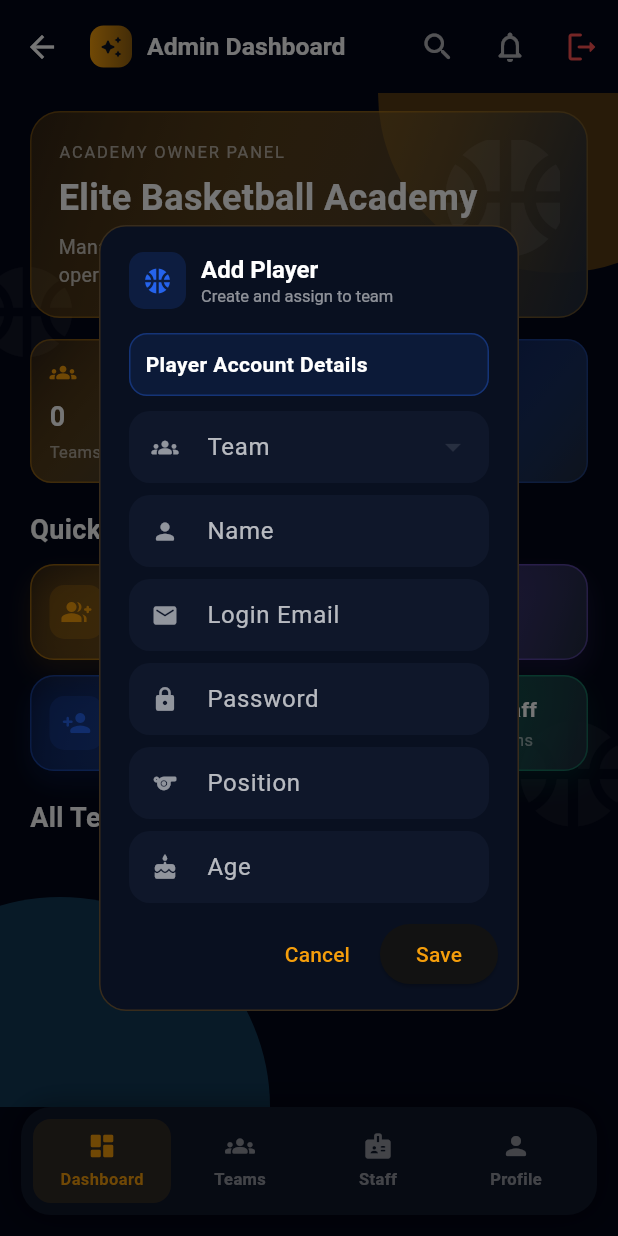
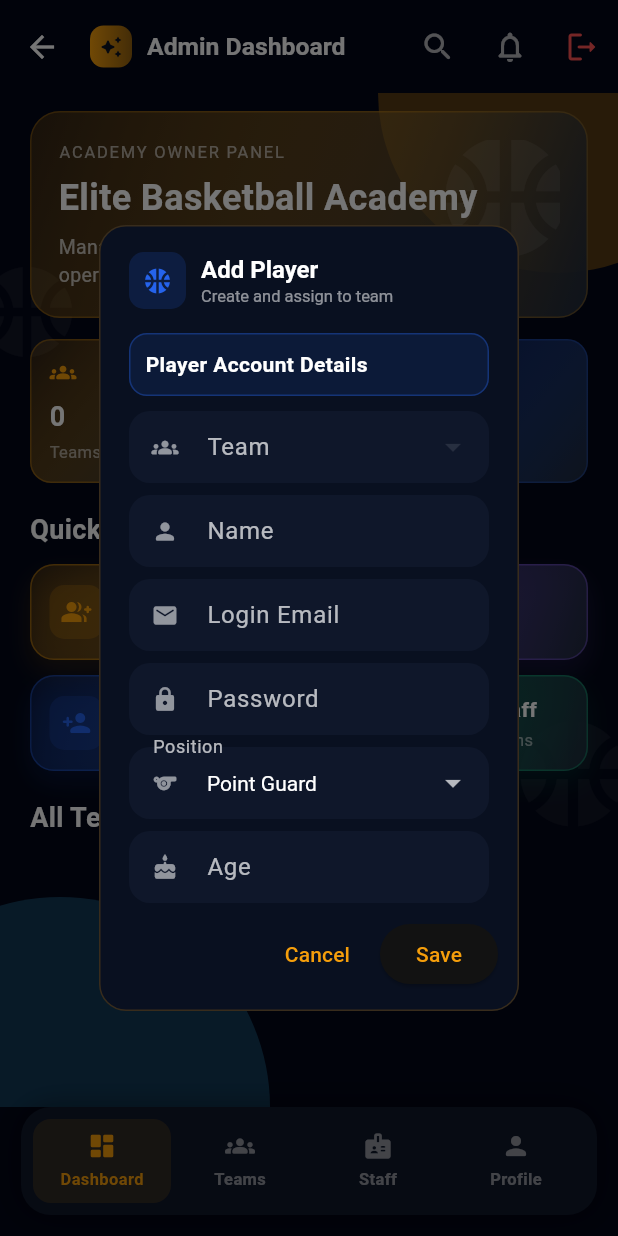
Before and after one commit to devsynxoffical/ballchart, a Flutter app: the AcademyDashboardScreen screen opened by its route, after a tap on "Add Player", on a phone screen of 412 x 824 dp. Run offline on Flutter 3.47's test engine with Material 3 defaults, Android fonts, the phone set to English and light mode, and no system bars; our stand-ins replace flutter_secure_storage, image_picker; accounts and stored records are empty; network calls fail.

Commit message:
Enforce player action visibility by assigned permissions.
This gates create/edit/delete player controls for coach-family profiles using backend permissions, adds player email to dashboard payload for management forms, and aligns player position selection UX with controlled options.

Made-with: Cursor

```diff
--- a/lib/core/models/user_model.dart
+++ b/lib/core/models/user_model.dart
@@ -10,6 +10,7 @@ class UserModel {
   final String? academyId;
   final String? parentId; // createdBy
   final String? managedBy;
+  final Map<String, dynamic>? permissions;
 
   // Coach specific
   final String? experienceLevel;
@@ -33,6 +34,7 @@ class UserModel {
     this.academyId,
     this.parentId,
     this.managedBy,
+    this.permissions,
     this.stats = const {'matchesPlayed': 0, 'wins': 0, 'points': 0},
     this.rank = 0,
     this.profileCompleted = false,
@@ -58,6 +60,7 @@ class UserModel {
       academyId: json['academy'] is String ? json['academy'] : json['academy']?['_id'], // Handle population
       parentId: json['createdBy'],
       managedBy: json['managedBy'],
+      permissions: json['permissions'] is Map ? Map<String, dynamic>.from(json['permissions']) : null,
       stats: json['stats'] ?? {'matchesPlayed': 0, 'wins': 0, 'points': 0},
       rank: json['rank'] ?? 0,
       profileCompleted: json['profileCompleted'] ?? false,
@@ -91,6 +94,7 @@ class UserModel {
       'teamName': teamName,
       'academyName': teamName,
       'assignedTeams': assignedTeams,
+      'permissions': permissions,
       'position': position,
       'ageRange': ageRange,
       'goals': goals,
--- a/lib/features/management/view/academy_dashboard_screen.dart
+++ b/lib/features/management/view/academy_dashboard_screen.dart
@@ -2056,9 +2056,16 @@ class _AcademyDashboardScreenState extends State<AcademyDashboardScreen> {
     final nameController = TextEditingController();
     final emailController = TextEditingController();
     final passwordController = TextEditingController();
-    final positionController = TextEditingController();
     final ageController = TextEditingController();
     String? selectedTeamId = initialTeamId;
+    String selectedPosition = 'Point Guard';
+    const positionOptions = <String>[
+      'Point Guard',
+      'Shooting Guard',
+      'Small Forward',
+      'Power Forward',
+      'Center',
+    ];
     showDialog(
       context: context,
       builder: (_) {
@@ -2122,9 +2129,18 @@ class _AcademyDashboardScreenState extends State<AcademyDashboardScreen> {
                       decoration: _dialogInputDecoration('Password', prefixIcon: Icons.lock_rounded),
                     ),
                     const SizedBox(height: 8),
-                    TextField(
-                      controller: positionController,
+                    DropdownButtonFormField<String>(
+                      value: selectedPosition,
+                      dropdownColor: const Color(0xFF111827),
                       style: const TextStyle(color: Colors.white),
+                      items: positionOptions
+                          .map((p) => DropdownMenuItem(value: p, child: Text(p)))
+                          .toList(),
+                      onChanged: (val) {
+                        if (val != null) {
+                          setState(() => selectedPosition = val);
+                        }
+                      },
                       decoration: _dialogInputDecoration('Position', prefixIcon: Icons.sports_rounded),
                     ),
                     const SizedBox(height: 8),
@@ -2153,9 +2169,7 @@ class _AcademyDashboardScreenState extends State<AcademyDashboardScreen> {
                         Player(
                           id: provider.nextId('p'),
                           name: nameController.text.trim(),
-                          position: positionController.text.trim().isEmpty
-                              ? 'Guard'
-                              : positionController.text.trim(),
+                          position: selectedPosition,
                           age: age,
                         ),
                         email: emailController.text.trim(),
--- a/lib/features/profile/view/profile_screen.dart
+++ b/lib/features/profile/view/profile_screen.dart
@@ -41,6 +41,9 @@ class ProfileScreen extends StatelessWidget {
 
               final user = viewModel.user!;
               final isCoach = _isCoachRole(user.role);
+              final canCreatePlayer = user.role == 'admin' ||
+                  user.role == 'head_coach' ||
+                  (user.permissions?['createPlayer'] == true);
 
               return Column(
                 children: [
@@ -59,6 +62,7 @@ class ProfileScreen extends StatelessWidget {
                   if (isCoach) ...[
                     MyTeamsSection(teams: user.assignedTeams),
                     const SizedBox(height: 24),
+                    if (canCreatePlayer)
                       Padding(
                         padding: const EdgeInsets.only(bottom: 24.0),
                         child: ElevatedButton.icon(
```
Also changed, not shown: lib/features/coach/team_details/view/team_detail_screen.dart (+42 -4 lines), lib/features/coach/team_details/view/widgets/hierarchy_management_widget.dart (+7 -4 lines), 1 other file. Lines whose indentation alone changed are shown as unchanged.
